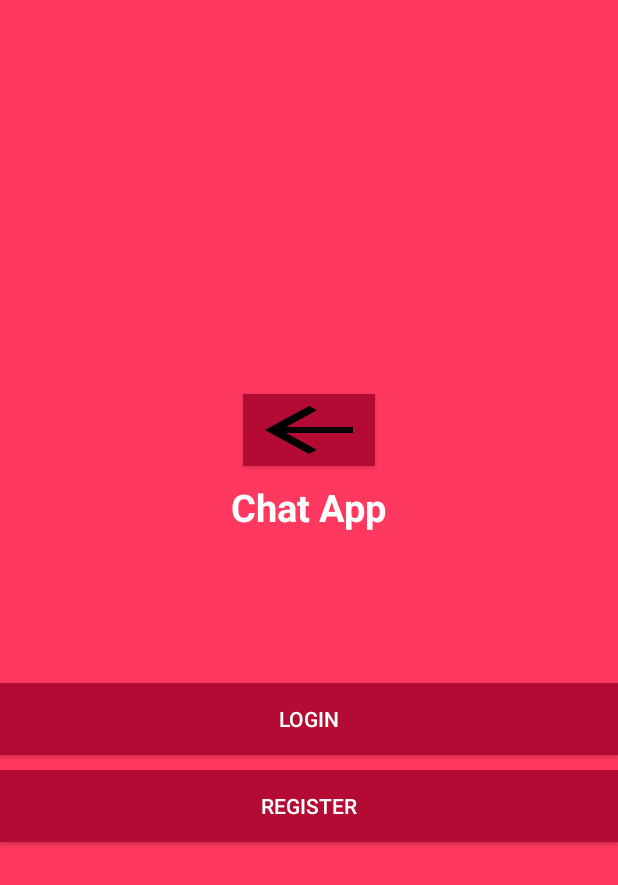
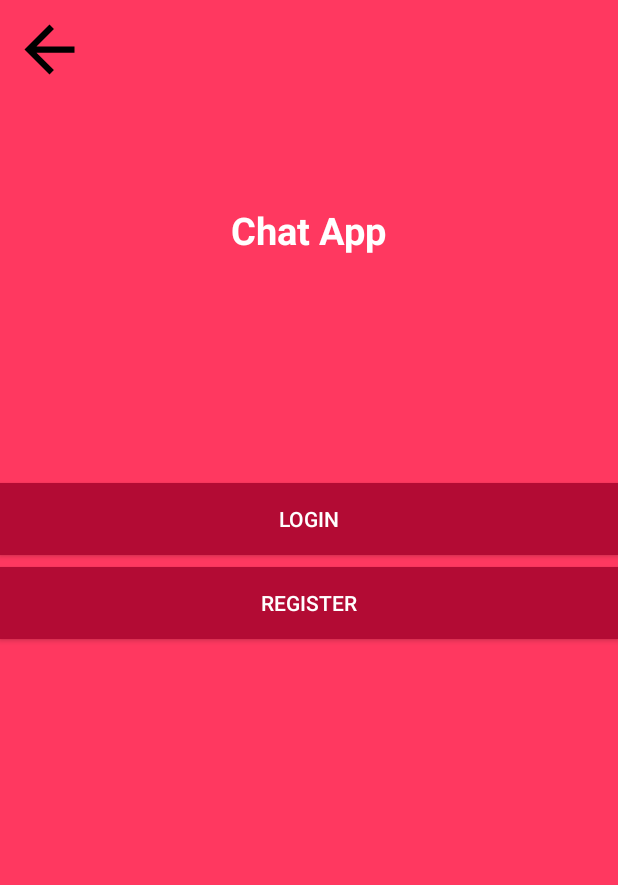
Before and after one commit to arianitlu/familyplanning, an Android app: the StartActivity screen opened directly, with no data from a screen before it, on a phone screen of 412 x 824 dp. Shown: the top 885 px of the screen. Run offline under Robolectric (Android 15) with nearby library versions, the phone set to English and light mode, and no system bars; our stand-ins replace Firebase (no records; nobody signed in at launch, a user with empty details on screens opened directly); network calls fail; 1 statement that could not run was skipped.

```diff
--- a/app/src/main/res/layout/activity_start.xml
+++ b/app/src/main/res/layout/activity_start.xml
@@ -1,47 +1,66 @@
 <?xml version="1.0" encoding="utf-8"?>
-<LinearLayout
-    xmlns:android="http://schemas.android.com/apk/res/android"
+<android.support.constraint.ConstraintLayout xmlns:android="http://schemas.android.com/apk/res/android"
+    xmlns:app="http://schemas.android.com/apk/res-auto"
+    xmlns:tools="http://schemas.android.com/tools"
     android:layout_width="match_parent"
     android:layout_height="match_parent"
+    android:background="@color/colorPrimary"
     android:gravity="center"
-    android:orientation="vertical"
-    android:background="@color/colorPrimary"
-    xmlns:tools="http://schemas.android.com/tools"
     tools:context=".StartActivity">
 
     <Button
+        android:id="@+id/button3"
+        android:layout_width="50dp"
+        android:layout_height="50dp"
+        android:layout_marginStart="8dp"
+        android:layout_marginTop="8dp"
+        android:background="@drawable/ic_back"
+        android:onClick="goToMain"
+        android:textColor="#fff"
+        app:layout_constraintStart_toStartOf="parent"
+        app:layout_constraintTop_toTopOf="parent" />
+
+    <TextView
+        android:id="@+id/textView3"
         android:layout_width="wrap_content"
         android:layout_height="wrap_content"
-        android:background="@color/colorPrimaryDark"
-        android:foreground="@drawable/ic_back"
-        android:layout_marginBottom="10dp"
-        android:onClick="goToMain"
-        android:textColor="#fff"/>
-
-    <TextView
-        android:layout_width="wrap_content"
-        android:layout_height="wrap_content"
+        android:layout_marginStart="8dp"
+        android:layout_marginTop="136dp"
+        android:layout_marginEnd="8dp"
         android:text="Chat App"
         android:textColor="#fff"
         android:textSize="25sp"
-        android:textStyle="bold"/>
+        android:textStyle="bold"
+        app:layout_constraintEnd_toEndOf="parent"
+        app:layout_constraintHorizontal_bias="0.501"
+        app:layout_constraintStart_toStartOf="parent"
+        app:layout_constraintTop_toTopOf="parent" />
 
     <Button
+        android:id="@+id/login"
         android:layout_width="match_parent"
         android:layout_height="wrap_content"
-        android:layout_marginTop="100dp"
+        android:layout_marginTop="8dp"
+        android:layout_marginBottom="8dp"
         android:background="@color/colorPrimaryDark"
-        android:layout_marginBottom="10dp"
+        android:text="login"
         android:textColor="#fff"
-        android:id="@+id/login"
-        android:text="login"/>
+        app:layout_constraintBottom_toBottomOf="parent"
+        app:layout_constraintEnd_toEndOf="parent"
+        app:layout_constraintStart_toStartOf="parent"
+        app:layout_constraintTop_toBottomOf="@+id/textView3"
+        app:layout_constraintVertical_bias="0.243" />
 
     <Button
+        android:id="@+id/register"
         android:layout_width="match_parent"
         android:layout_height="wrap_content"
+        android:layout_marginTop="8dp"
         android:background="@color/colorPrimaryDark"
-        android:id="@+id/register"
+        android:text="register"
         android:textColor="#fff"
-        android:text="register"/>
+        app:layout_constraintEnd_toEndOf="parent"
+        app:layout_constraintStart_toStartOf="parent"
+        app:layout_constraintTop_toBottomOf="@+id/login" />
 
-</LinearLayout>
+</android.support.constraint.ConstraintLayout>
--- a/app/src/main/res/layout/popup_institution_name.xml
+++ b/app/src/main/res/layout/popup_institution_name.xml
@@ -12,13 +12,12 @@
         android:layout_width="wrap_content"
         android:layout_height="wrap_content"
         android:layout_marginStart="8dp"
-        android:layout_marginTop="8dp"
+        android:layout_marginTop="20dp"
         android:layout_marginEnd="8dp"
         android:text="@string/institution_name"
         android:textColor="@android:color/white"
         app:layout_constraintBottom_toTopOf="@+id/txtPopUpDescription"
         app:layout_constraintEnd_toEndOf="parent"
-        app:layout_constraintHorizontal_bias="0.5"
         app:layout_constraintStart_toStartOf="parent"
         app:layout_constraintTop_toTopOf="parent"
         app:layout_constraintVertical_chainStyle="spread_inside" />
@@ -28,7 +27,7 @@
         android:layout_width="wrap_content"
         android:layout_height="wrap_content"
         android:layout_marginStart="16dp"
-        android:layout_marginTop="79dp"
+        android:layout_marginTop="28dp"
         android:layout_marginEnd="16dp"
         android:paddingLeft="20dp"
         android:paddingRight="20dp"
```
Also changed, not shown: app/src/main/java/com/example/rinor/familyplanning/fragments/FragmentInstitution.java (+111 -12 lines), app/src/main/res/layout/institution_item.xml (+10 -10 lines).
